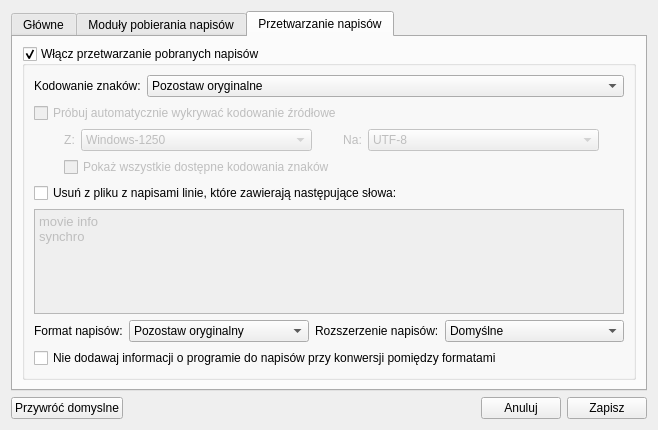
This is ui/frmoptions.ui in QNapi/qnapi as Qt 5 draws it before an edit. The edited form follows.
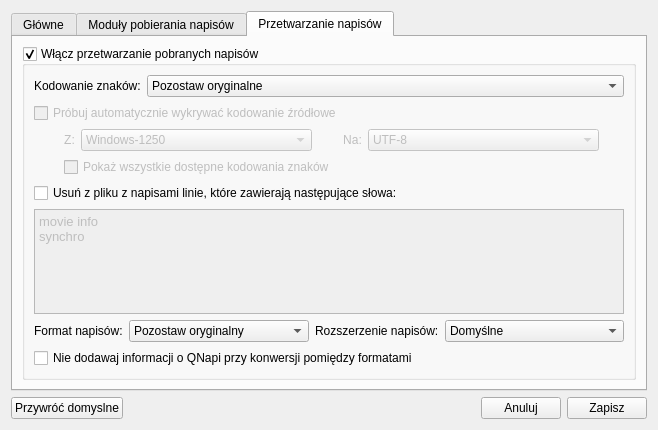
This is the edited form. The open tabs and pages were chosen to show the change. Icons and pictures are not drawn.

Commit message: advertising QNapi on subtitle conversion

Patch:
```diff
--- a/ui/frmoptions.ui
+++ b/ui/frmoptions.ui
@@ -679,7 +679,7 @@
              <bool>true</bool>
             </property>
             <property name="text">
-             <string>Nie dodawaj informacji o programie do napisów przy konwersji pomiędzy formatami</string>
+             <string>Nie dodawaj informacji o QNapi przy konwersji pomiędzy formatami</string>
             </property>
            </widget>
           </item>
```
Left out of the diff: 5 changed lines with no effect on the pictures. The commit also changes 5 other files.
